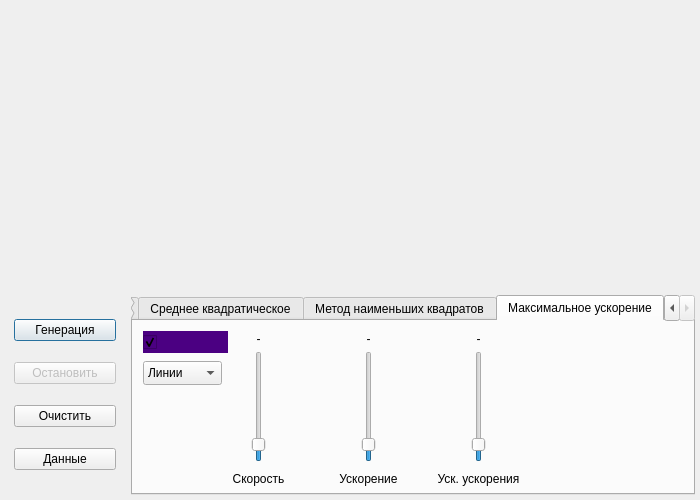
Qt form filtsim/mainwindow.ui (cliffanet/filter) before a commit.
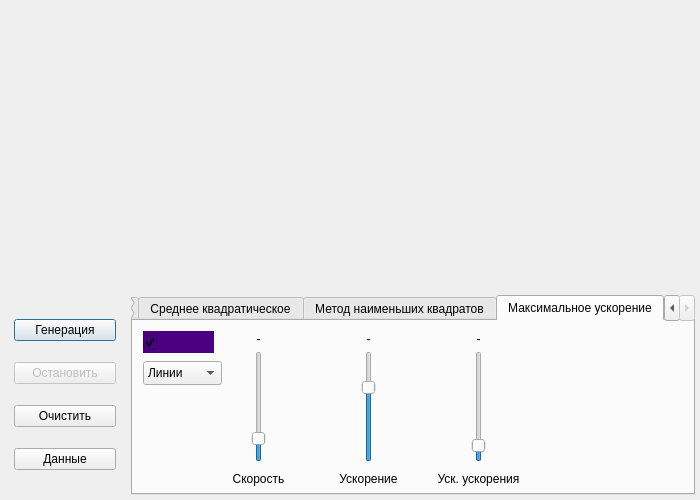
The same form after that commit. The open tabs and pages were chosen to show the change. Custom widgets are drawn as their Qt base class.

Commit message: фильтр "максимальное ускорение" - подправлено управление параметрами

The edit to the form file:
```diff
--- a/filtsim/mainwindow.ui
+++ b/filtsim/mainwindow.ui
@@ -855,10 +855,10 @@
             <number>1</number>
            </property>
            <property name="maximum">
-            <number>999</number>
+            <number>300</number>
            </property>
            <property name="value">
-            <number>100</number>
+            <number>50</number>
            </property>
            <property name="orientation">
             <enum>Qt::Vertical</enum>
@@ -869,7 +869,7 @@
             <rect>
              <x>10</x>
              <y>10</y>
-             <width>85</width>
+             <width>71</width>
              <height>22</height>
             </rect>
            </property>
@@ -906,9 +906,9 @@
           <widget class="QLabel" name="labVMaxAccelSpeed">
            <property name="geometry">
             <rect>
-             <x>100</x>
+             <x>80</x>
              <y>10</y>
-             <width>51</width>
+             <width>91</width>
              <height>16</height>
             </rect>
            </property>
@@ -938,9 +938,9 @@
           <widget class="QLabel" name="labVMaxAccelAccel">
            <property name="geometry">
             <rect>
-             <x>200</x>
+             <x>190</x>
              <y>10</y>
-             <width>71</width>
+             <width>91</width>
              <height>16</height>
             </rect>
            </property>
@@ -964,10 +964,10 @@
             <number>1</number>
            </property>
            <property name="maximum">
-            <number>999</number>
+            <number>1000</number>
            </property>
            <property name="value">
-            <number>100</number>
+            <number>700</number>
            </property>
            <property name="orientation">
             <enum>Qt::Vertical</enum>
@@ -992,9 +992,9 @@
           <widget class="QLabel" name="labVMaxAccelAcc2">
            <property name="geometry">
             <rect>
-             <x>300</x>
+             <x>290</x>
              <y>10</y>
-             <width>91</width>
+             <width>111</width>
              <height>16</height>
             </rect>
            </property>
@@ -1018,10 +1018,10 @@
             <number>1</number>
            </property>
            <property name="maximum">
-            <number>999</number>
+            <number>10000</number>
            </property>
            <property name="value">
-            <number>100</number>
+            <number>900</number>
            </property>
            <property name="orientation">
             <enum>Qt::Vertical</enum>
```
Left out of the diff: 6 changed lines with no effect on the pictures. The commit also changes 1 other file.
